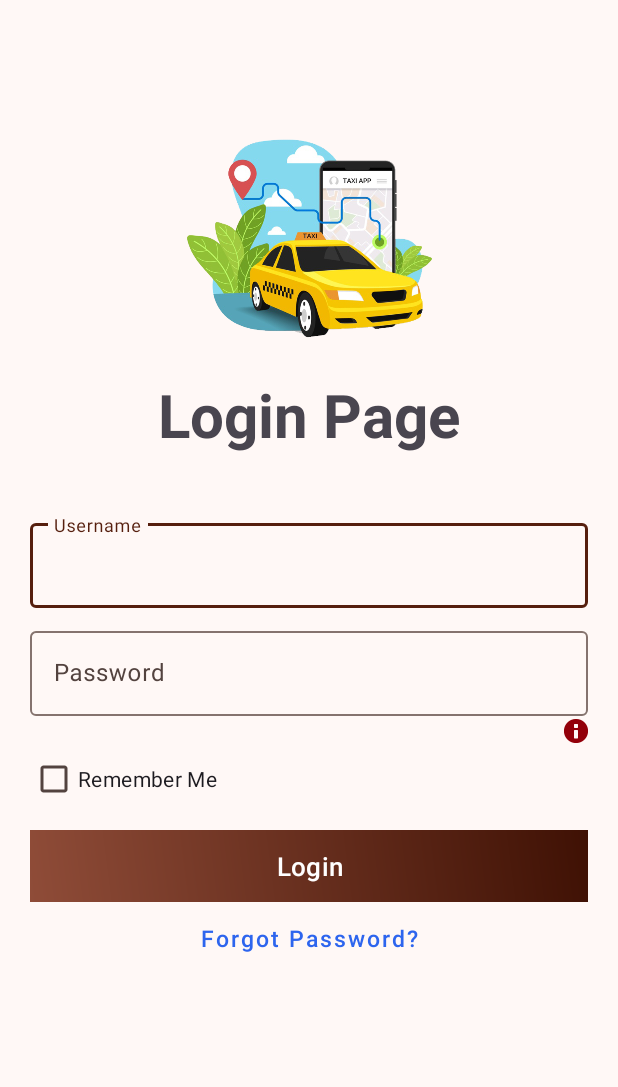
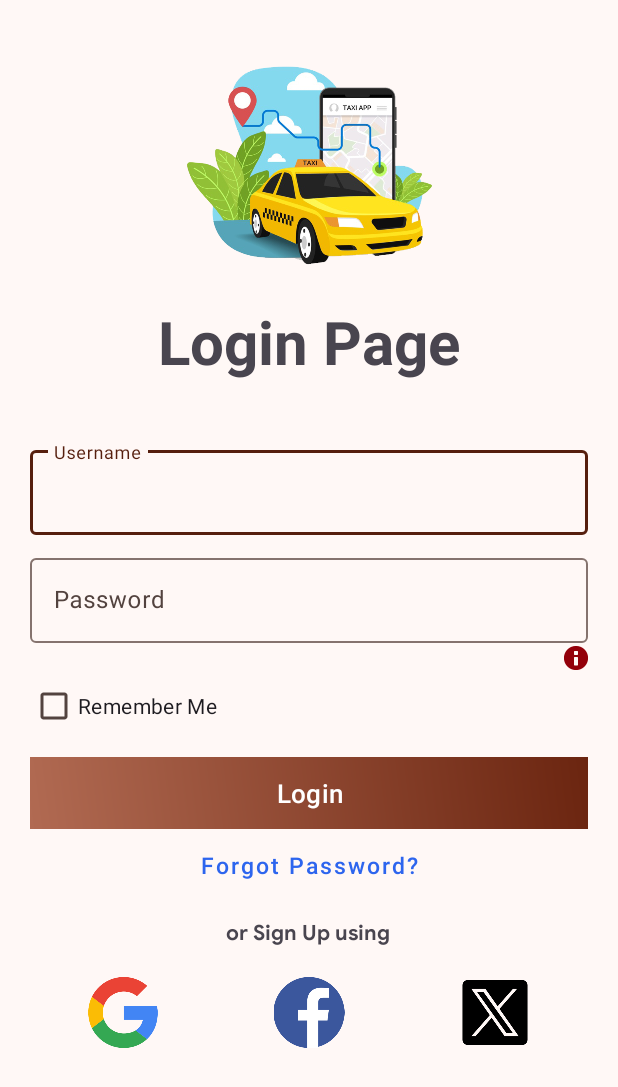
Before and after one commit to kabir-global-sync/Android_Project, an Android app: the screen it shows after launch (LoginPageActivity), on a phone screen of 412 x 824 dp. Shown: the top 1087 px of the screen. Run offline under Robolectric (Android 15) with nearby library versions, the phone set to English and light mode, and no system bars.

Commit message:
-----------------

```diff
--- a/app/src/main/res/drawable/button_gradient.xml
+++ b/app/src/main/res/drawable/button_gradient.xml
@@ -3,7 +3,7 @@
 
     <gradient
         android:type="linear"
-        android:startColor="#8F4C38"
-        android:endColor="#3F1104"
+        android:startColor="#B16A52"
+        android:endColor="#6B2510"
         android:angle="45" />
 </shape>
--- a/app/src/main/res/layout/activity_login_page.xml
+++ b/app/src/main/res/layout/activity_login_page.xml
@@ -83,6 +83,39 @@
         android:textSize="15sp"
         android:textAllCaps="false"
         />
+    <TextView
+        android:layout_width="wrap_content"
+        android:layout_height="wrap_content"
+        android:layout_marginTop="12dp"
+        android:layout_marginBottom="20dp"
+        android:fontFamily="@font/googlesansbold"
+        android:text="@string/or_sign_up_using"/>
+    <LinearLayout
+        android:layout_width="match_parent"
+        android:layout_height="47dp"
+        android:orientation="horizontal">
+
+        <ImageView
+            android:id="@+id/imageView13"
+            android:layout_width="wrap_content"
+            android:layout_height="wrap_content"
+            android:layout_weight="1"
+            app:srcCompat="@drawable/googlelogo" />
+
+        <ImageView
+            android:id="@+id/imageView14"
+            android:layout_width="wrap_content"
+            android:layout_height="wrap_content"
+            android:layout_weight="1"
+            app:srcCompat="@drawable/facebooklogo" />
+
+        <ImageView
+            android:id="@+id/imageView15"
+            android:layout_width="wrap_content"
+            android:layout_height="wrap_content"
+            android:layout_weight="1"
+            app:srcCompat="@drawable/twitterlogo" />
+    </LinearLayout>
 
 
 </LinearLayout>
--- a/app/src/main/res/values/strings.xml
+++ b/app/src/main/res/values/strings.xml
@@ -37,4 +37,5 @@
     <string name="enter_number">Enter Number</string>
     <string name="orderverify">Verify Your Order</string>
     <string name="make_payment">Make Payment</string>
+    <string name="or_sign_up_using">or Sign Up using</string>
 </resources>
```
Also changed, not shown: app/src/main/res/drawable/facebooklogo.png (added), app/src/main/res/drawable/googlelogo.png (added), app/src/main/res/drawable/twitterlogo.png (added).
